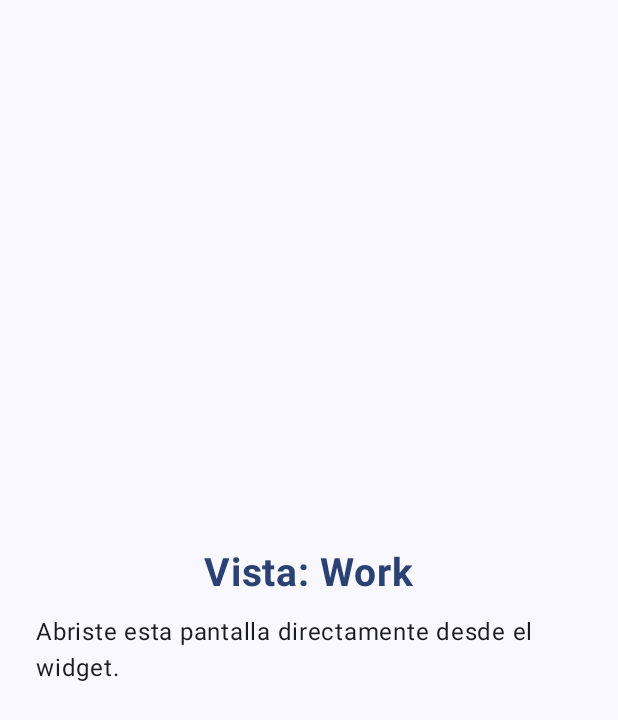
After one commit to pad321/lab14_widgets, an Android app built with Jetpack Compose: the WorkActivity screen opened directly, with no data from a screen before it, on a phone screen of 412 x 824 dp. The commit adds this screen. Shown: the top 720 px of the screen. Run offline under Robolectric (Android 15) with nearby library versions, the phone set to English and light mode, and no system bars.

Commit message:
caracteristica: agregar WorkActivity y boton Work en el widget

```diff
--- a/app/src/main/AndroidManifest.xml
+++ b/app/src/main/AndroidManifest.xml
@@ -23,6 +23,11 @@
                 <category android:name="android.intent.category.LAUNCHER" />
             </intent-filter>
         </activity>
+
+        <activity
+            android:name=".WorkActivity"
+            android:exported="true" />
+
         <receiver
             android:name=".SimpleWidget"
             android:exported="true">
--- a/app/src/main/java/com/example/lab14_widgets/MainActivity.kt
+++ b/app/src/main/java/com/example/lab14_widgets/MainActivity.kt
@@ -1,4 +1,4 @@
-xpackage com.example.lab14_widgets
+package com.example.lab14_widgets
 
 import android.os.Bundle
 import androidx.activity.ComponentActivity
--- /dev/null
+++ b/app/src/main/java/com/example/lab14_widgets/WorkActivity.kt
@@ -0,0 +1,56 @@
+package com.example.lab14_widgets
+
+import android.os.Bundle
+import androidx.activity.ComponentActivity
+import androidx.activity.compose.setContent
+import androidx.activity.enableEdgeToEdge
+import androidx.compose.foundation.layout.Arrangement
+import androidx.compose.foundation.layout.Column
+import androidx.compose.foundation.layout.Spacer
+import androidx.compose.foundation.layout.fillMaxSize
+import androidx.compose.foundation.layout.height
+import androidx.compose.foundation.layout.padding
+import androidx.compose.material3.MaterialTheme
+import androidx.compose.material3.Surface
+import androidx.compose.material3.Text
+import androidx.compose.ui.Alignment
+import androidx.compose.ui.Modifier
+import androidx.compose.ui.text.font.FontWeight
+import androidx.compose.ui.unit.dp
+import androidx.compose.ui.unit.sp
+import com.example.lab14_widgets.ui.theme.Lab14_widgetsTheme
+
+class WorkActivity : ComponentActivity() {
+    override fun onCreate(savedInstanceState: Bundle?) {
+        super.onCreate(savedInstanceState)
+        enableEdgeToEdge()
+        setContent {
+            Lab14_widgetsTheme {
+                Surface(
+                    modifier = Modifier.fillMaxSize(),
+                    color = MaterialTheme.colorScheme.background
+                ) {
+                    Column(
+                        modifier = Modifier
+                            .fillMaxSize()
+                            .padding(24.dp),
+                        verticalArrangement = Arrangement.Center,
+                        horizontalAlignment = Alignment.CenterHorizontally
+                    ) {
+                        Text(
+                            text = "Vista: Work",
+                            fontSize = 26.sp,
+                            fontWeight = FontWeight.Bold,
+                            color = MaterialTheme.colorScheme.primary
+                        )
+                        Spacer(modifier = Modifier.height(12.dp))
+                        Text(
+                            text = "Abriste esta pantalla directamente desde el widget.",
+                            fontSize = 16.sp
+                        )
+                    }
+                }
+            }
+        }
+    }
+}
```
Also changed, not shown: app/src/main/java/com/example/lab14_widgets/SimpleWidgetContent.kt (+11 -3 lines).
